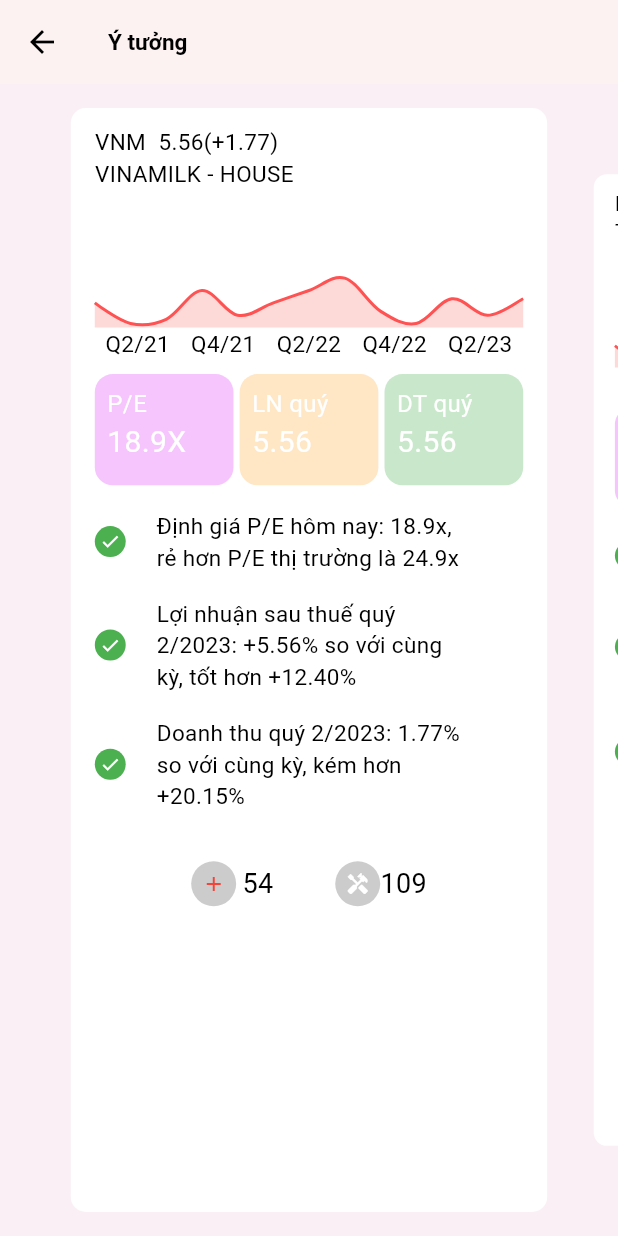
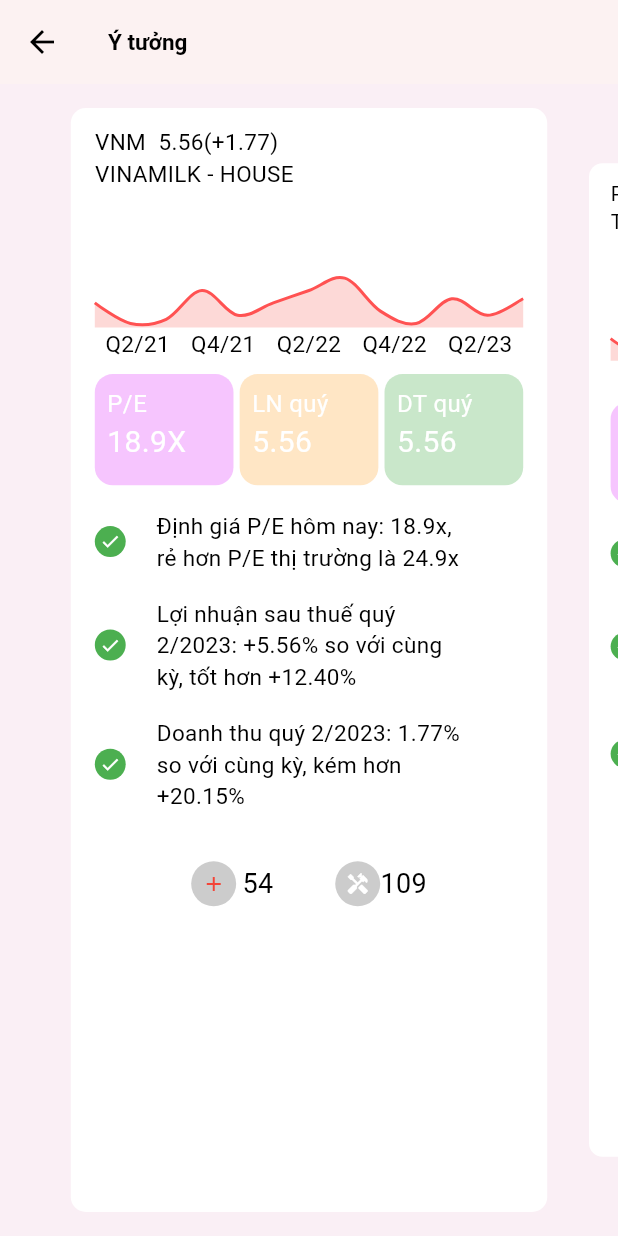
Before and after one commit to sinh3008/FPTS_entrade, a Flutter app: the BodyHomeScreen screen opened directly, scrolled down 576 dp, after a tap on the "navigate next" icon, on a phone screen of 412 x 824 dp. Run offline on Flutter 3.47's test engine with Material 3 defaults, Android fonts, the phone set to English and light mode, and no system bars; drawn by our look-alikes of fl_chart; our stand-ins replace auto_size_text, bloc, flutter_bloc, flutter_svg, fluttertoast, keyboard_dismisser and 4 more; missing offline and left inert: contained_tab_bar_view_with_custom_page_navigator; accounts and stored records are empty.

Commit message:
fix follows page

```diff
--- a/entrade_x/lib/models/news_follows.dart
+++ b/entrade_x/lib/models/news_follows.dart
@@ -1,4 +1,3 @@
-import 'package:entrade_x/other/strings.dart';
 
 class NewsFollow {
   String title;
--- a/entrade_x/lib/ui/pages_test/message_page.dart
+++ b/entrade_x/lib/ui/pages_test/message_page.dart
@@ -9,8 +9,10 @@
 class _MessageScreenState extends State<MessageScreen> {
   @override
   Widget build(BuildContext context) {
-    return const Center(
-      child: Text('Message Page'),
+    return const Scaffold(
+      body: Center(
+        child: Text('Message Page'),
+      ),
     );
   }
 }
--- a/entrade_x/lib/ui/pages_test/search_page.dart
+++ b/entrade_x/lib/ui/pages_test/search_page.dart
@@ -5,7 +5,6 @@
 import '../../theme/constrants.dart';
 import '../../theme/size_config.dart';
 import '../components/circle_k.dart';
-import '../screen/home/components/ideas/investment_ideas.dart';
 import 'order_page.dart';
 
 class SearchPage extends StatelessWidget {
--- a/entrade_x/lib/ui/pages_test/wallet_page.dart
+++ b/entrade_x/lib/ui/pages_test/wallet_page.dart
@@ -5,8 +5,10 @@
 
   @override
   Widget build(BuildContext context) {
-    return const Center(
-      child: Text('Wallet Page'),
+    return const Scaffold(
+      body: Center(
+        child: Text('Wallet Page'),
+      ),
     );
   }
 }
--- a/entrade_x/lib/ui/screen/follows/components/build_app_bar.dart
+++ b/entrade_x/lib/ui/screen/follows/components/build_app_bar.dart
@@ -2,7 +2,6 @@
 import 'package:flutter/material.dart';
 import 'package:persistent_bottom_nav_bar_v2/persistent-tab-view.dart';
 
-import '../../../../theme/app_colors.dart';
 import '../../../../theme/constrants.dart';
 import '../../../../theme/size_config.dart';
 import '../../../components/circle_k.dart';
--- a/entrade_x/lib/ui/screen/follows/components/senses_container.dart
+++ b/entrade_x/lib/ui/screen/follows/components/senses_container.dart
@@ -147,7 +147,7 @@
             ],
           ),
           SizedBox(
-            height: getProportionateScreenHeight(360),
+            height: getProportionateScreenHeight(380),
             width: SizeConfig.screenWidth,
             child: ListView.builder(
               physics: const NeverScrollableScrollPhysics(),
@@ -165,7 +165,7 @@
                         overflow: TextOverflow.ellipsis,
                       ),
                       sizeBoxHeight(10),
-                      Container(
+                      SizedBox(
                         width: SizeConfig.screenWidth,
                         child: Row(
                           mainAxisAlignment: MainAxisAlignment.start,
--- a/entrade_x/lib/ui/screen/home/components/active_now/active_now.dart
+++ b/entrade_x/lib/ui/screen/home/components/active_now/active_now.dart
@@ -1,6 +1,5 @@
 import 'package:entrade_x/theme/constrants.dart';
 import 'package:entrade_x/other/toast.dart';
-import 'package:entrade_x/ui/components/circle_k.dart';
 import 'package:flutter/material.dart';
 import 'package:flutter_bloc/flutter_bloc.dart';
 
--- a/entrade_x/lib/ui/screen/home/components/ideas/investment_ideas.dart
+++ b/entrade_x/lib/ui/screen/home/components/ideas/investment_ideas.dart
@@ -1,6 +1,7 @@
 import 'package:entrade_x/blocs/ideas/ideas_bloc.dart';
 import 'package:entrade_x/models/stock.dart';
 import 'package:entrade_x/theme/constrants.dart';
+import 'package:entrade_x/theme/size_config.dart';
 import 'package:entrade_x/ui/components/circle_k.dart';
 import 'package:flutter/material.dart';
 import 'package:flutter_bloc/flutter_bloc.dart';
@@ -24,9 +25,6 @@
 
   @override
   Widget build(BuildContext context) {
-    var screenSize = MediaQuery.of(context).size;
-    double height = screenSize.height;
-    double width = screenSize.width;
     PageController pageController =
         PageController(viewportFraction: 0.8, keepPage: true);
     return Scaffold(
@@ -47,7 +45,7 @@
               controller: pageController,
               itemCount: state.stocks.length,
               itemBuilder: (context, index) {
-                var scale = _selectedIndex == index ? 1.0 : 0.88;
+                var scale = _selectedIndex == index ? 1.0 : 0.9;
                 return TweenAnimationBuilder(
                     builder: (context, value, child) {
                       return Transform.scale(
@@ -63,7 +61,7 @@
                           top: 12, left: 16, right: 16, bottom: 0),
                       margin: const EdgeInsets.symmetric(
                           horizontal: 6, vertical: 16),
-                      width: width,
+                      width: SizeConfig.screenWidth,
                       decoration: BoxDecoration(
                           borderRadius: BorderRadius.circular(10),
                           color: Theme.of(context).appBarTheme.foregroundColor),
@@ -75,7 +73,7 @@
                             children: [
                               Text(state.stocks[index].name),
                               SizedBox(
-                                width: width * 0.02,
+                                width: SizeConfig.screenWidth * 0.02,
                               ),
                               state.stocks[index].revenue > 0
                                   ? Text(
@@ -97,7 +95,7 @@
                                 return const CircularProgressIndicator();
                               } else if (state is ChartSuccessState) {
                                 return SizedBox(
-                                  height: height * 0.1,
+                                  height: SizeConfig.screenHeight * 0.1,
                                   child: LineChart(
                                     LineChartData(
                                       gridData: const FlGridData(show: false),
@@ -174,22 +172,23 @@
                             height: 10,
                           ),
                           bodyContainer(
-                            width,
-                            height,
+                            SizeConfig.screenWidth,
+                            SizeConfig.screenHeight,
                             state.stocks[index],
                           ),
-                          contentValidate(width, height, state.stocks[index]),
+                          contentValidate(SizeConfig.screenWidth,
+                              SizeConfig.screenHeight, state.stocks[index]),
                           SizedBox(
-                            height: height * 0.02,
+                            height: SizeConfig.screenHeight * 0.02,
                           ),
                           Container(
                             height: 0.2,
-                            width: width,
+                            width: SizeConfig.screenWidth,
                             color: Colors.white,
                             alignment: Alignment.center,
                           ),
                           SizedBox(
-                            height: height * 0.02,
+                            height: SizeConfig.screenHeight * 0.02,
                           ),
                           Row(
                             mainAxisAlignment: MainAxisAlignment.center,
@@ -226,14 +225,14 @@
                                         ]);
                                   }),
                               SizedBox(
-                                width: width * 0.01,
+                                width: SizeConfig.screenWidth * 0.01,
                               ),
                               const Text(
                                 '54',
                                 style: TextStyle(fontSize: 18),
                               ),
                               SizedBox(
-                                width: width * 0.1,
+                                width: SizeConfig.screenWidth * 0.1,
                               ),
                               Tooltip(
                                 message: 'Thêm',
--- a/entrade_x/lib/ui/screen/home/mini_compo/build_app_bar_home.dart
+++ b/entrade_x/lib/ui/screen/home/mini_compo/build_app_bar_home.dart
@@ -1,4 +1,3 @@
-import 'package:entrade_x/theme/app_colors.dart';
 import 'package:entrade_x/ui/components/circle_k.dart';
 import 'package:flutter/material.dart';
 import 'package:persistent_bottom_nav_bar_v2/persistent-tab-view.dart';
--- a/entrade_x/lib/ui/screen/menu/menu_screen.dart
+++ b/entrade_x/lib/ui/screen/menu/menu_screen.dart
@@ -1,6 +1,5 @@
 import 'package:entrade_x/theme/constrants.dart';
 import 'package:entrade_x/ui/components/circle_k.dart';
-import 'package:entrade_x/ui/screen/login/login_screen.dart';
 import 'package:entrade_x/ui/screen/menu/page/setting_page.dart';
 import 'package:flutter/material.dart';
 import 'package:persistent_bottom_nav_bar_v2/persistent-tab-view.dart';
--- a/entrade_x/pubspec.yaml
+++ b/entrade_x/pubspec.yaml
@@ -40,7 +40,7 @@
   bloc:
   equatable:
   flutter_svg:
-  fluttertoast:
+  fluttertoast: ^8.0.2
   fl_chart:
   flutter_screenutil:
   font_awesome_flutter:
@@ -48,7 +48,7 @@
   webview_flutter:
   auto_size_text:
   intl:
-  contained_tab_bar_view_with_custom_page_navigator:
+  contained_tab_bar_view_with_custom_page_navigator: ^0.1.3
   persistent_bottom_nav_bar_v2:
   keyboard_dismisser:
   shared_preferences:
```
Also changed, not shown: entrade_x/lib/main.dart (+0 -11 lines), entrade_x/lib/ui/screen/follows/components/bottom_sheet.dart (+4 -32 lines), entrade_x/lib/ui/screen/follows/follow_page.dart (+10 -12 lines), entrade_x/lib/ui/screen/home/components/ideas/ideas_widget.dart (+6 -1 lines), entrade_x/pubspec.lock, 1 other file.
